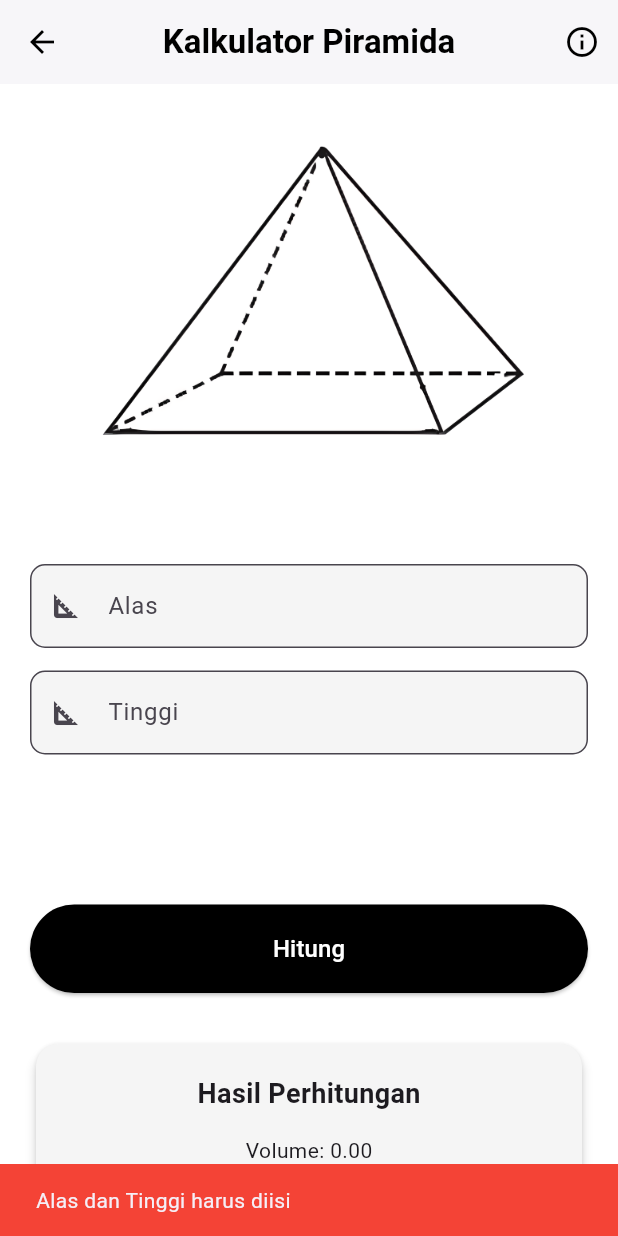
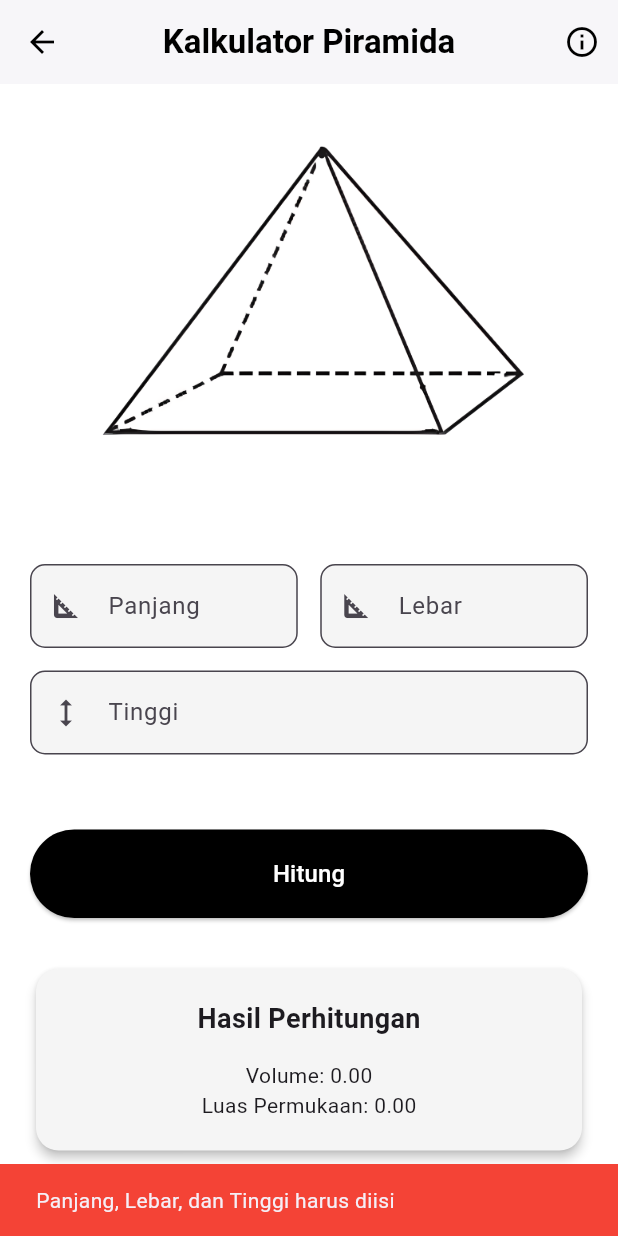
Before and after one commit to ReynardAdimas/TPM_Tugas2, a Flutter app: the PiramidPage screen opened directly, after a tap on "Hitung", on a phone screen of 412 x 824 dp. Run offline on Flutter 3.47's test engine with Material 3 defaults, Android fonts, the phone set to English and light mode, and no system bars.

Commit message:
first: commit revisi

```diff
--- a/lib/pages/piramid_page.dart
+++ b/lib/pages/piramid_page.dart
@@ -9,59 +9,67 @@ class PiramidPage extends StatefulWidget {
 }
 
 class _PiramidScreenState extends State<PiramidPage> {
-
-  final TextEditingController sisiC = TextEditingController();
+  final TextEditingController panjangC = TextEditingController();
+  final TextEditingController lebarC = TextEditingController();
   final TextEditingController tinggiC = TextEditingController();
 
   double volume = 0;
   double luas = 0;
 
   void hitungPiramida() {
-    double s = double.tryParse(sisiC.text) ?? 0;
+    double p = double.tryParse(panjangC.text) ?? 0;
+    double l = double.tryParse(lebarC.text) ?? 0;
     double t = double.tryParse(tinggiC.text) ?? 0;
 
-    double luasAlas = s * s;
+    // Menghitung Volume
+    double luasAlas = p * l;
     volume = (1 / 3) * luasAlas * t;
 
-    double tinggiSisi = sqrt(pow(s / 2, 2) + pow(t, 2));
-    luas = luasAlas + (2 * s * tinggiSisi);
+    // Menghitung Luas Permukaan
+    double tinggiSegitigaPanjang = sqrt(pow(l / 2, 2) + pow(t, 2));
+    double tinggiSegitigaLebar = sqrt(pow(p / 2, 2) + pow(t, 2));
+
+    luas = luasAlas + (p * tinggiSegitigaPanjang) + (l * tinggiSegitigaLebar);
 
     setState(() {});
   }
 
-  void errorHandling() {
-    if (sisiC.text.isEmpty || tinggiC.text.isEmpty) {
+  bool isValidInput() {
+    if (panjangC.text.isEmpty || lebarC.text.isEmpty || tinggiC.text.isEmpty) {
       ScaffoldMessenger.of(context).showSnackBar(
         const SnackBar(
-          content: Text("Alas dan Tinggi harus diisi"),
+          content: Text("Panjang, Lebar, dan Tinggi harus diisi"),
           backgroundColor: Colors.red,
         ),
       );
-      return;
+      return false;
     }
 
-    double? s = double.tryParse(sisiC.text);
+    double? p = double.tryParse(panjangC.text);
+    double? l = double.tryParse(lebarC.text);
     double? t = double.tryParse(tinggiC.text);
 
-    if (s == null || t == null) {
+    if (p == null || l == null || t == null) {
       ScaffoldMessenger.of(context).showSnackBar(
         const SnackBar(
           content: Text("Input Harus Angka"),
           backgroundColor: Colors.red,
         ),
       );
-      return;
+      return false;
     }
 
-    if (s <= 0 || t <= 0) {
+    if (p <= 0 || l <= 0 || t <= 0) {
       ScaffoldMessenger.of(context).showSnackBar(
         const SnackBar(
           content: Text("Nilai Harus Lebih Dari 0"),
           backgroundColor: Colors.red,
         ),
       );
-      return;
+      return false;
     }
+
+    return true;
   }
 
   @override
@@ -72,10 +80,7 @@ class _PiramidScreenState extends State<PiramidPage> {
       appBar: AppBar(
         title: const Text(
           "Kalkulator Piramida",
-          style: TextStyle(
-            fontWeight: FontWeight.bold,
-            color: Colors.black
-          ),
+          style: TextStyle(fontWeight: FontWeight.bold, color: Colors.black),
         ),
         centerTitle: true,
         backgroundColor: Colors.white,
@@ -90,41 +95,31 @@ class _PiramidScreenState extends State<PiramidPage> {
                 context: context,
                 builder: (context) {
                   return AlertDialog(
-                    title: const Text("Rumus Piramida"),
+                    title: const Text("Rumus Piramida Persegi Panjang"),
                     content: const Column(
                       mainAxisSize: MainAxisSize.min,
                       crossAxisAlignment: CrossAxisAlignment.start,
                       children: [
                         Text(
                           "Volume",
-                          style: TextStyle(
-                            fontWeight: FontWeight.bold,
+                          style: TextStyle(fontWeight: FontWeight.bold),
                         ),
+                        Text("V = 1/3 × (p × l) × t"),
+                        SizedBox(height: 10),
+                        Text(
+                          "Luas Permukaan",
+                          style: TextStyle(fontWeight: FontWeight.bold),
                         ),
-
-                        Text(
-                          "V = 1/3 × luas alas × tinggi",
-                        ),
-
-                        SizedBox(height: 10),
-
-                        Text(
-                          "Luas Permukaan"
-                        ),
-
-                        Text(
-                          "L = s² + 2s√((s/2)² + t²)"
-                        ),
+                        Text("L = Luas Alas + Jumlah Luas Sisi Tegak"),
                       ],
                     ),
-
                     actions: [
                       TextButton(
                         onPressed: () {
                           Navigator.pop(context);
                         },
                         child: const Text("Tutup"),
-                      )
+                      ),
                     ],
                   );
                 },
@@ -140,19 +135,18 @@ class _PiramidScreenState extends State<PiramidPage> {
         child: Column(
           crossAxisAlignment: CrossAxisAlignment.stretch,
           children: [
-
-            Image.asset(
-              "assets/images/limas.jpg",
-              height: 250,
-            ),
+            Image.asset("assets/images/limas.jpg", height: 250),
 
             const SizedBox(height: 50),
 
-            TextField(
-              controller: sisiC,
+            Row(
+              children: [
+                Expanded(
+                  child: TextField(
+                    controller: panjangC,
                     keyboardType: TextInputType.number,
                     decoration: InputDecoration(
-                labelText: "Alas",
+                      labelText: "Panjang",
                       prefixIcon: const Icon(Icons.square_foot),
                       filled: true,
                       fillColor: Colors.grey[100],
@@ -160,6 +154,28 @@ class _PiramidScreenState extends State<PiramidPage> {
                         borderRadius: BorderRadius.circular(10),
                       ),
                     ),
+                  ),
+                ),
+
+                const SizedBox(width: 15),
+
+
+                Expanded(
+                  child: TextField(
+                    controller: lebarC,
+                    keyboardType: TextInputType.number,
+                    decoration: InputDecoration(
+                      labelText: "Lebar",
+                      prefixIcon: const Icon(Icons.square_foot),
+                      filled: true,
+                      fillColor: Colors.grey[100],
+                      border: OutlineInputBorder(
+                        borderRadius: BorderRadius.circular(10),
+                      ),
+                    ),
+                  ),
+                ),
+              ],
             ),
 
             const SizedBox(height: 15),
@@ -169,7 +185,7 @@ class _PiramidScreenState extends State<PiramidPage> {
               keyboardType: TextInputType.number,
               decoration: InputDecoration(
                 labelText: "Tinggi",
-                prefixIcon: const Icon(Icons.square_foot),
+                prefixIcon: const Icon(Icons.height),
                 filled: true,
                 fillColor: Colors.grey[100],
                 border: OutlineInputBorder(
@@ -178,25 +194,23 @@ class _PiramidScreenState extends State<PiramidPage> {
               ),
             ),
 
-            const SizedBox(height: 100),
+            const SizedBox(height: 50),
 
             ElevatedButton(
               onPressed: () {
+                if (isValidInput()) {
                   hitungPiramida();
-                errorHandling();
+                }
               },
               style: ElevatedButton.styleFrom(
                 backgroundColor: Colors.black,
                 foregroundColor: Colors.white,
                 padding: const EdgeInsets.symmetric(vertical: 18),
                 shape: RoundedRectangleBorder(
-                  borderRadius: BorderRadius.circular(50)
+                  borderRadius: BorderRadius.circular(50),
                 ),
               ),
-              child: const Text(
-                "Hitung",
-                style: TextStyle(fontSize: 16),
-              ),
+              child: const Text("Hitung", style: TextStyle(fontSize: 16)),
             ),
 
             const SizedBox(height: 30),
@@ -226,8 +240,7 @@ class _PiramidScreenState extends State<PiramidPage> {
                   ],
                 ),
               ),
-            )
-
+            ),
           ],
         ),
       ),
```
Lines whose indentation alone changed are shown as unchanged.
